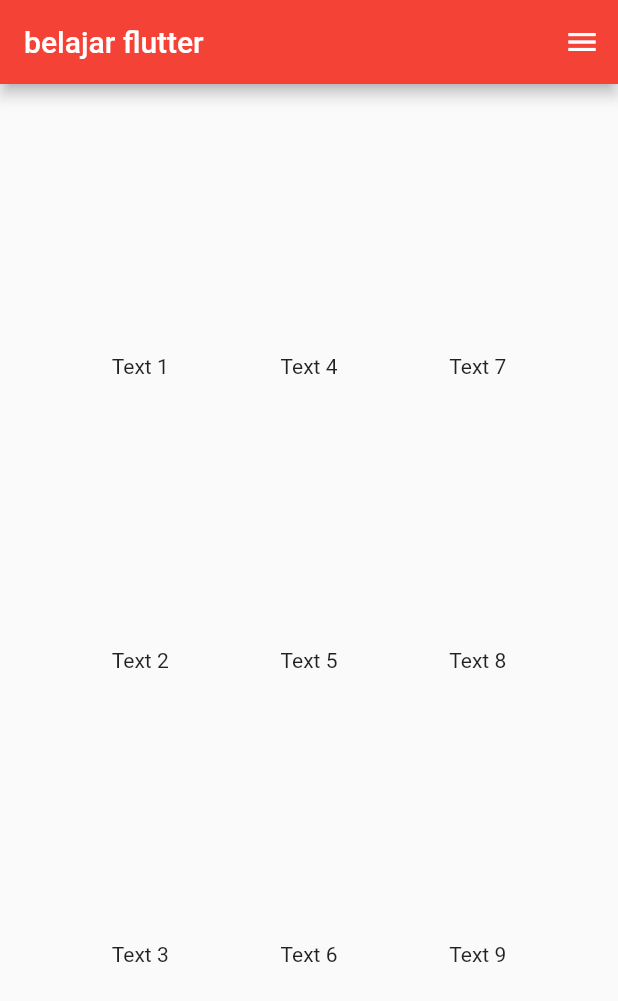
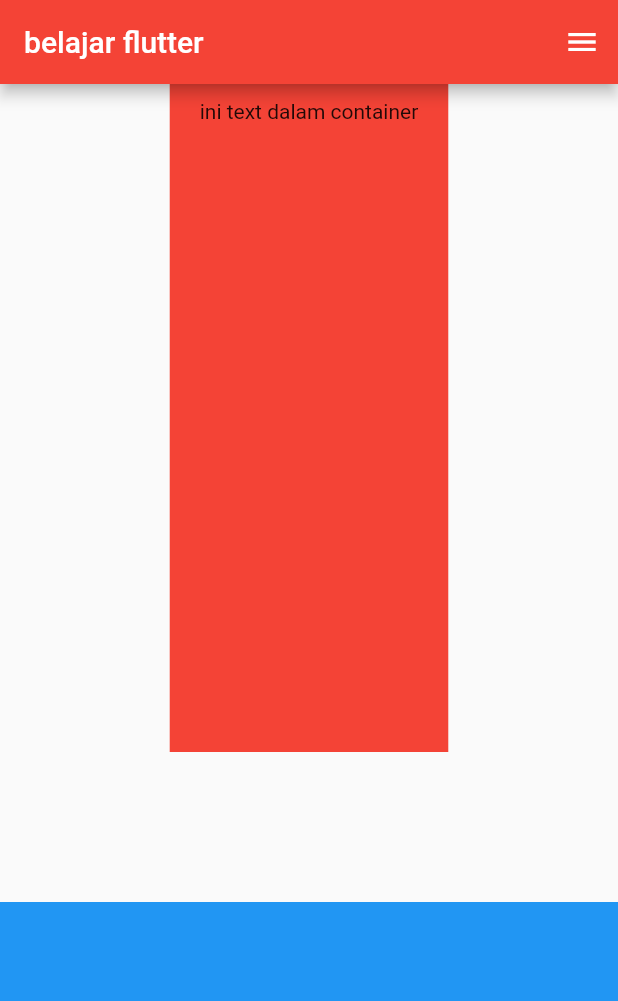
Before and after one commit to AryaRf27/belajar-flutter-1, a Flutter app: the screen it shows after launch, on a phone screen of 412 x 824 dp. Shown: the top 1001 px of the screen. Run offline on Flutter 3.47's test engine with Material 2 defaults, Android fonts, the phone set to English and light mode, and no system bars.

Commit message:
pertemuan 2
- belajar widget layout

```diff
--- a/lib/main.dart
+++ b/lib/main.dart
@@ -1,3 +1,4 @@
+import 'package:flutter/cupertino.dart';
 import 'package:flutter/material.dart';
 
 void main() {
@@ -56,33 +57,25 @@ class _MyHomePageState extends State<MyHomePage> {
           title: const Text("belajar flutter"),
           actions: [IconButton(onPressed: () {}, icon: Icon(Icons.menu))]),
       body: Center(
-          child: Row(
-        mainAxisAlignment: MainAxisAlignment.spaceEvenly,
-        crossAxisAlignment: CrossAxisAlignment.center,
-        children: [
-          Column( mainAxisAlignment: MainAxisAlignment.spaceEvenly,
-            children: <Widget>[
-              Text("Text 1"),
-              Text("Text 2"),
-              Text("Text 3"),
-            ],
-          ),
-          Column( mainAxisAlignment: MainAxisAlignment.spaceEvenly,
-            children: <Widget>[
-              Text("Text 4"),
-              Text("Text 5"),
-              Text("Text 6"),
-            ],
-          ),
-          Column( mainAxisAlignment: MainAxisAlignment.spaceEvenly,
-            children: <Widget>[
-              Text("Text 7"),
-              Text("Text 8"),
-              Text("Text 9"),
-            ],
-          ),
-        ],
-      )),
+        child: Column(
+          children: [
+            Expanded(
+              flex: 2,
+              child: Container(
+                padding: const EdgeInsets.symmetric(vertical: 10, horizontal: 20),
+                child: Text("ini text dalam container"),
+                color: Colors.red,
+              )),
+            const SizedBox(
+          height: 100.0,
+              ),
+            Expanded(child: Container(
+              color: Colors.blue,
+            )),
+          ]
+
+        )
+         ),
     );
   }
 }
```
